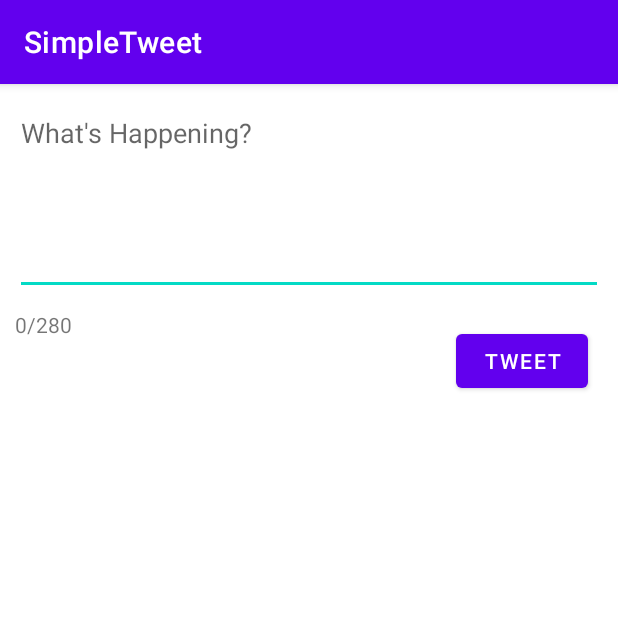
After one commit to jabezj1/SimpleTweet, an Android app: the ComposeActivity screen opened directly, with no data from a screen before it, on a phone screen of 412 x 824 dp, the top half of it. The commit adds this screen. Run offline under Robolectric (Android 15) with nearby library versions, the phone set to English and light mode, and no system bars; our stand-ins replace Room's generated code; libraries missing offline, so code that uses them is left out: com.codepath.asynchttpclient, com.facebook.stetho; 1 statement that could not run was skipped.

Commit message:
2nd Commit

```diff
--- a/app/build.gradle
+++ b/app/build.gradle
@@ -2,6 +2,7 @@ plugins {
     id 'com.android.application'
     id 'kotlin-android'
     id 'kotlin-kapt'
+    id 'kotlin-parcelize'
 }
 
 def apikeyPropertiesFile = rootProject.file("apikey.properties")
--- a/app/src/main/AndroidManifest.xml
+++ b/app/src/main/AndroidManifest.xml
@@ -13,6 +13,9 @@
         android:roundIcon="@mipmap/ic_launcher_round"
         android:supportsRtl="true"
         android:theme="@style/Theme.RestClientTemplateKotlin">
+        <activity
+            android:name=".ComposeActivity"
+            android:exported="false" />
         <activity
             android:name=".TimelineActivity"
             android:exported="false" />
--- /dev/null
+++ b/app/src/main/java/com/codepath/apps/restclienttemplate/ComposeActivity.kt
@@ -0,0 +1,101 @@
+package com.codepath.apps.restclienttemplate
+
+import android.content.Intent
+import androidx.appcompat.app.AppCompatActivity
+import android.os.Bundle
+import android.text.Editable
+import android.text.TextWatcher
+import android.util.Log
+import android.widget.*
+import com.codepath.apps.restclienttemplate.models.Tweet
+import com.codepath.asynchttpclient.callback.JsonHttpResponseHandler
+import okhttp3.Headers
+
+class ComposeActivity : AppCompatActivity() {
+
+    lateinit var etCompose: EditText
+    lateinit var btnTweet: Button
+
+    lateinit var client: TwitterClient
+
+    lateinit var wordCount: TextView
+
+
+
+    override fun onCreate(savedInstanceState: Bundle?) {
+        super.onCreate(savedInstanceState)
+        setContentView(R.layout.activity_compose)
+
+        etCompose = findViewById(R.id.etTweetCompose)
+        btnTweet = findViewById(R.id.btnTweet)
+        wordCount = findViewById(R.id.wordCount)
+
+        client = TwitterApplication.getRestClient(this)
+
+        etCompose.addTextChangedListener(object : TextWatcher {
+            override fun onTextChanged(s: CharSequence, start: Int, before: Int, count: Int) {
+                // Fires right as the text is being changed (even supplies the range of text)
+                val count = s.length.toString()
+                wordCount.text = count + "/280"
+            }
+
+            override fun beforeTextChanged(s: CharSequence, start: Int, count: Int, after: Int) {
+                // Fires right before text is changing
+            }
+
+            override fun afterTextChanged(s: Editable) {
+                // Fires right after the text has changed
+                // tvDisplay.setText(s.toString())
+            }
+        })
+
+        // Handles the User's clicks on the tweet button
+        btnTweet.setOnClickListener{
+
+            //Grab the content of edittext (etcompose)
+            val tweetContent = etCompose.text.toString()
+
+            // 1. Make Sure the tweet isnt empty
+            if (tweetContent.isEmpty()){
+                Toast.makeText(this,"Empty Tweets not Allowed!", Toast.LENGTH_SHORT).show()
+            }
+            // 2. Make sure the tweet is under charater count
+            if (tweetContent.length > 280){
+                //btnTweet.isEnabled = false
+                btnTweet.isClickable = false
+
+            }
+            if (tweetContent.length < 280){
+                //btnTweet.isEnabled = true
+                btnTweet.isClickable = true
+            }
+            else {
+                client.publishTweet(tweetContent, object: JsonHttpResponseHandler(){
+
+                    override fun onSuccess(statusCode: Int, headers: Headers, json: JSON) {
+                        Log.i(TAG, "Successfully published tweet!")
+
+                        val tweet = Tweet.fromJson(json.jsonObject)
+
+                        val intent = Intent()
+                        intent.putExtra("tweet", tweet)
+                        setResult(RESULT_OK, intent)
+                        finish()
+                    }
+                    override fun onFailure(
+                        statusCode: Int,
+                        headers: Headers?,
+                        response: String?,
+                        throwable: Throwable?
+                    ) {
+                        Log.e(TAG,"Failed to Push tweet", throwable )
+                    }
+                })
+            }
+            //Make an API call to Twitter to push tweet
+        }
+    }
+    companion object {
+        val TAG = "ComposeActivity"
+    }
+}
--- /dev/null
+++ b/app/src/main/res/layout/activity_compose.xml
@@ -0,0 +1,39 @@
+<?xml version="1.0" encoding="utf-8"?>
+<androidx.constraintlayout.widget.ConstraintLayout xmlns:android="http://schemas.android.com/apk/res/android"
+    xmlns:app="http://schemas.android.com/apk/res-auto"
+    xmlns:tools="http://schemas.android.com/tools"
+    android:layout_width="match_parent"
+    android:layout_height="match_parent"
+    tools:context=".ComposeActivity">
+
+    <EditText
+        android:id="@+id/etTweetCompose"
+        android:layout_width="match_parent"
+        android:layout_height="wrap_content"
+        android:ems="10"
+        android:gravity="start|top"
+        android:hint="What's Happening?"
+        android:inputType="textMultiLine"
+        android:minLines="5"
+        android:layout_margin="10dp"
+        app:layout_constraintStart_toStartOf="parent"
+        app:layout_constraintTop_toTopOf="parent" />
+
+    <Button
+        android:id="@+id/btnTweet"
+        android:layout_width="wrap_content"
+        android:layout_height="wrap_content"
+        android:text="Tweet"
+        android:layout_margin="20dp"
+        app:layout_constraintEnd_toEndOf="parent"
+        app:layout_constraintTop_toBottomOf="@+id/etTweetCompose" />
+
+    <TextView
+        android:id="@+id/wordCount"
+        android:layout_width="wrap_content"
+        android:layout_height="wrap_content"
+        android:text="0/280"
+        android:layout_margin="10dp"
+        app:layout_constraintStart_toStartOf="parent"
+        app:layout_constraintTop_toBottomOf="@+id/etTweetCompose" />
+</androidx.constraintlayout.widget.ConstraintLayout>
```
Also changed, not shown: app/src/main/java/com/codepath/apps/restclienttemplate/TimelineActivity.kt (+39 -0 lines), app/src/main/java/com/codepath/apps/restclienttemplate/TwitterClient.kt (+10 -0 lines), app/src/main/java/com/codepath/apps/restclienttemplate/models/Tweet.kt (+7 -7 lines), app/src/main/java/com/codepath/apps/restclienttemplate/models/User.kt (+7 -4 lines), app/src/main/res/menu/menu_main.xml (added, +11 -0 lines).
